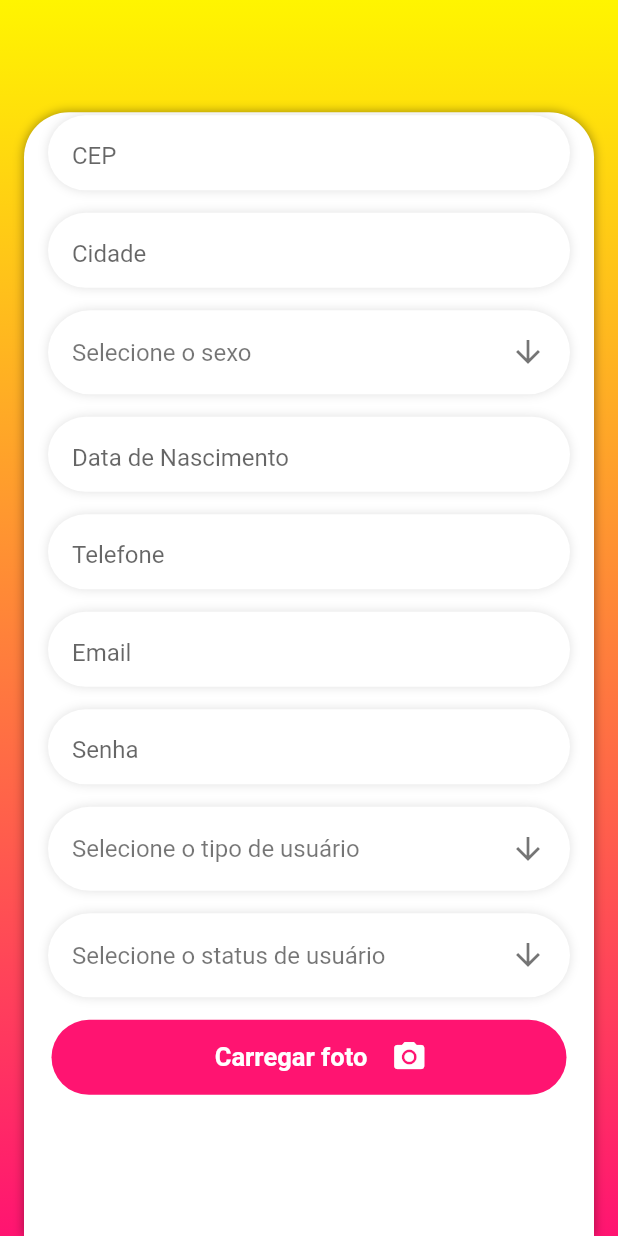
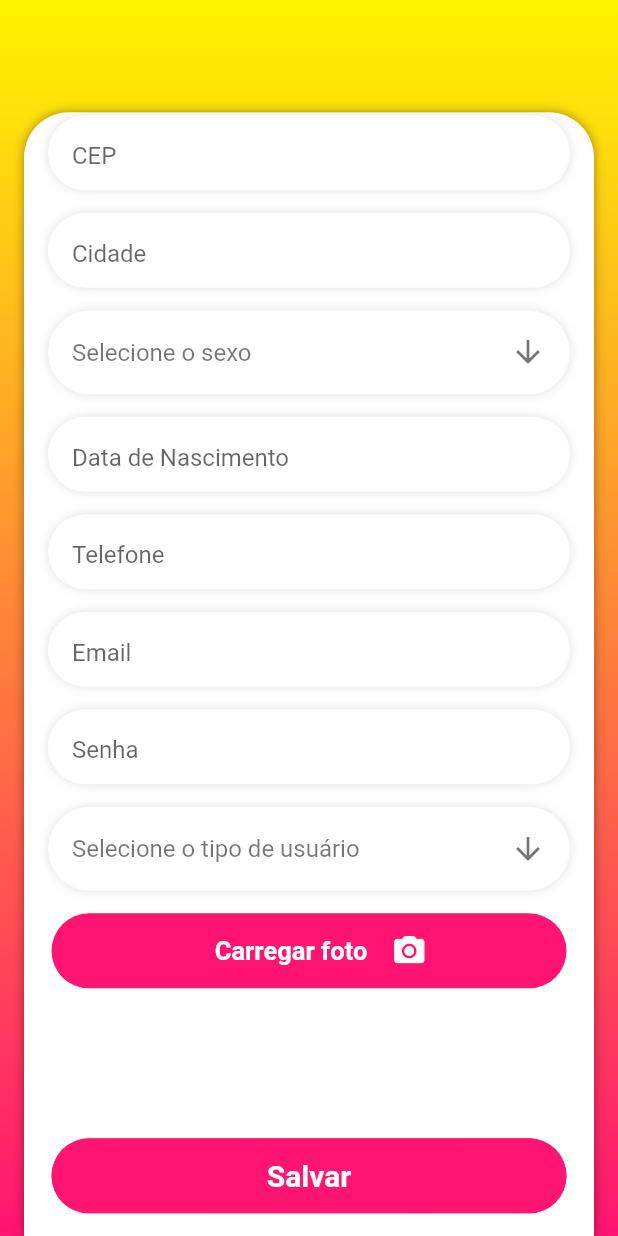
Before and after one commit to MatheusCocchi/helpets, a Flutter app: the CadastroUserWidget screen opened directly, scrolled down 479 dp, on a phone screen of 412 x 824 dp. Run offline on Flutter 3.47's test engine with Material 2 defaults, Android fonts, the phone set to English and light mode, and no system bars; our stand-ins replace geolocator, google_maps_flutter, image_picker, rflutter_alert, shared_preferences; missing offline and left inert: flutter_open_whatsapp; accounts and stored records are empty.

Commit message:
Adicionado metodo para cadatro de usuário;

```diff
--- a/lib/view/adocao_widget.dart
+++ b/lib/view/adocao_widget.dart
@@ -91,7 +91,7 @@
                               Container(
                                 margin: EdgeInsets.only(top: 15),
                                 child: TextFieldPadrao(
-                                    "Cidade", _controllerCidade),
+                                    "Cidade", _controllerCidade, TextInputType.text),
                               ),
                               Container(
                                 margin: EdgeInsets.only(top: 15),
@@ -182,7 +182,7 @@
                               ),
                               Container(
                                 margin: EdgeInsets.only(top: 15),
-                                child: TextFieldPadrao("Raça", _controllerRaca),
+                                child: TextFieldPadrao("Raça", _controllerRaca, TextInputType.text),
                               ),
                             ],
                           ),
--- a/lib/view/cadastroUser_widget.dart
+++ b/lib/view/cadastroUser_widget.dart
@@ -1,8 +1,14 @@
+import 'dart:convert';
+
 import 'package:flutter/material.dart';
+import 'package:helpets/model/usuario.dart';
 import 'package:helpets/utils/nav.dart';
+import 'package:helpets/utils/prefs.dart';
 import 'package:helpets/view/cadastroAnimal_widget.dart';
 import 'package:helpets/widgets/pink_button.dart';
 import 'package:helpets/widgets/text_field_padrao.dart';
+import 'package:http/http.dart' as http;
+import 'package:intl/intl.dart';
 
 class CadastroUserWidget extends StatefulWidget {
   @override
@@ -10,20 +16,29 @@
 }
 
 class _CadastroUserWidgetState extends State<CadastroUserWidget> {
-  TextEditingController _controllerNome;
-  TextEditingController _controllerEndereco;
-  TextEditingController _controllerNumero;
-  TextEditingController _controllerBairro;
-  TextEditingController _controllerCep;
-  TextEditingController _controllerCidade;
-  TextEditingController _controllerNascimento;
-  TextEditingController _controllerTelefone;
-  TextEditingController _controllerEmail;
-  TextEditingController _controllerSenha;
+  TextEditingController _controllerNome = new TextEditingController();
+  TextEditingController _controllerEndereco = new TextEditingController();
+  TextEditingController _controllerNumero = new TextEditingController();
+  TextEditingController _controllerBairro = new TextEditingController();
+  TextEditingController _controllerCep = new TextEditingController();
+  TextEditingController _controllerCidade = new TextEditingController();
+  TextEditingController _controllerIdade = new TextEditingController();
+  TextEditingController _controllerTelefone = new TextEditingController();
+  TextEditingController _controllerEmail = new TextEditingController();
+  TextEditingController _controllerSenha = new TextEditingController();
 
   String valueSexo = 'Selecione o sexo';
   String valueTipo = 'Selecione o tipo de usuário';
-  String valueStatus = 'Selecione o status de usuário';
+
+  String userJson = "";
+  Usuario user = new Usuario();
+
+  @override
+  void initState() {
+    // TODO: implement initState
+    super.initState();
+    Intl.defaultLocale = 'pt_BR';
+  }
 
   ///método "principal" responsável por construir a tela de cadastro de usuário
   @override
@@ -31,6 +46,81 @@
     return Scaffold(
       body: _stackGradient(context),
     );
+  }
+
+  void _showDialog(String title, String msg) {
+    showDialog(
+      context: context,
+      builder: (BuildContext context) {
+        // retorna um objeto do tipo Dialog
+        return AlertDialog(
+          title: new Text(title),
+          content: new Text(msg),
+          actions: <Widget>[
+            // define os botões na base do dialogo
+            new FlatButton(
+              child: new Text("OK"),
+              onPressed: () {
+                Navigator.of(context).pop();
+              },
+            ),
+          ],
+        );
+      },
+    );
+  }
+
+  inserirUsuario() {
+    if (_controllerEmail.text.toString().isEmpty ||
+        _controllerSenha.text.toString().isEmpty) {
+      _showDialog("Cadastro de Usuário", "Preencha todos os campos!");
+    } else {
+      DateTime now = DateTime.now();
+      String formattedDate = DateFormat('yyyy-MM-dd').format(now);
+
+      user.nome = _controllerNome.text.toString();
+      user.email = _controllerEmail.text.toString();
+      user.senha = _controllerSenha.text.toString();
+      user.endereco = _controllerEndereco.text.toString();
+      user.numero = int.parse(_controllerNumero.text.toString());
+      user.cep = _controllerCep.text.toString();
+      user.bairro = _controllerBairro.text.toString();
+      user.cidade = _controllerCidade.text.toString();
+      user.telefone = "55" + _controllerTelefone.text.toString();
+      user.sexo = valueSexo;
+      user.idade = int.parse(_controllerIdade.text.toString());
+      user.tipo = valueTipo;
+      user.datacad = formattedDate;
+      user.status = 1;
+
+      Map userMap = user.toMap();
+
+      userJson = json.encode(userMap);
+
+      print(userJson);
+
+      var url = 'http://192.168.5.10:3001/users/inUser?jUsuario=' + userJson;
+      http.get(url).then((value) {
+        print(value.body);
+        if (value.body == "") {
+          _showDialog("Cadastro de Usuário",
+              "Erro ao tentar inserir o usuário, tente novamente.");
+        } else {
+          String jValue = value.body;
+          Map mapValue = json.decode(jValue.toString());
+          if (mapValue["success"]) {
+            _showDialog("Cadastro de Usuário", "Usuário inserido com sucesso!");
+          } else {
+            _showDialog("Cadastro de Usuário",
+                "Erro ao tentar inserir o usuário, tente novamente.");
+          }
+        }
+      }).catchError((erro) {
+        print(erro);
+        _showDialog("Cadastro de Usuário",
+            "Ocorreu um erro inesperado, tente novamente.");
+      });
+    }
   }
 
   _stackGradient(BuildContext context) {
@@ -102,27 +192,33 @@
                 children: <Widget>[
                   Container(
                     margin: EdgeInsets.only(top: 15),
-                    child: TextFieldPadrao("Nome", _controllerNome),
+                    child: TextFieldPadrao(
+                        "Nome", _controllerNome, TextInputType.text),
                   ),
                   Container(
                     margin: EdgeInsets.only(top: 15),
-                    child: TextFieldPadrao("Endereço", _controllerEndereco),
+                    child: TextFieldPadrao(
+                        "Endereço", _controllerEndereco, TextInputType.text),
                   ),
                   Container(
                     margin: EdgeInsets.only(top: 15),
-                    child: TextFieldPadrao("Número", _controllerNumero),
+                    child: TextFieldPadrao(
+                        "Número", _controllerNumero, TextInputType.number),
                   ),
                   Container(
                     margin: EdgeInsets.only(top: 15),
-                    child: TextFieldPadrao("Bairro", _controllerBairro),
+                    child: TextFieldPadrao(
+                        "Bairro", _controllerBairro, TextInputType.text),
                   ),
                   Container(
                     margin: EdgeInsets.only(top: 15),
-                    child: TextFieldPadrao("CEP", _controllerCep),
+                    child: TextFieldPadrao(
+                        "CEP", _controllerCep, TextInputType.number),
                   ),
                   Container(
                     margin: EdgeInsets.only(top: 15),
-                    child: TextFieldPadrao("Cidade", _controllerCidade),
+                    child: TextFieldPadrao(
+                        "Cidade", _controllerCidade, TextInputType.text),
                   ),
                   Container(
                     margin: EdgeInsets.only(top: 15),
@@ -166,20 +262,23 @@
                   ),
                   Container(
                     margin: EdgeInsets.only(top: 15),
-                    child: TextFieldPadrao(
-                        "Data de Nascimento", _controllerNascimento),
+                    child: TextFieldPadrao("Data de Nascimento",
+                        _controllerIdade, TextInputType.number),
                   ),
                   Container(
                     margin: EdgeInsets.only(top: 15),
-                    child: TextFieldPadrao("Telefone", _controllerTelefone),
+                    child: TextFieldPadrao(
+                        "Telefone", _controllerTelefone, TextInputType.phone),
                   ),
                   Container(
                     margin: EdgeInsets.only(top: 15),
-                    child: TextFieldPadrao("Email", _controllerEmail),
+                    child: TextFieldPadrao(
+                        "Email", _controllerEmail, TextInputType.emailAddress),
                   ),
                   Container(
                     margin: EdgeInsets.only(top: 15),
-                    child: TextFieldPadrao("Senha", _controllerSenha),
+                    child: TextFieldPadrao(
+                        "Senha", _controllerSenha, TextInputType.text),
                   ),
                   Container(
                     margin: EdgeInsets.only(top: 15),
@@ -211,46 +310,6 @@
                         'Comum',
                         'Passeador',
                         'Cuidador',
-                      ].map<DropdownMenuItem<String>>((String value) {
-                        return DropdownMenuItem<String>(
-                          value: value,
-                          child: Text(
-                            value,
-                            style: TextStyle(color: Colors.black54),
-                          ),
-                        );
-                      }).toList(),
-                    ),
-                  ),
-                  Container(
-                    margin: EdgeInsets.only(top: 15),
-                    padding:
-                        EdgeInsets.only(top: 4, left: 16, right: 16, bottom: 4),
-                    decoration: BoxDecoration(
-                        borderRadius: BorderRadius.all(Radius.circular(50)),
-                        color: Colors.white,
-                        boxShadow: [
-                          BoxShadow(color: Colors.black12, blurRadius: 5)
-                        ]),
-                    child: DropdownButton<String>(
-                      value: valueStatus,
-                      icon: Icon(
-                        Icons.arrow_downward,
-                        color: Colors.black54,
-                      ),
-                      iconSize: 24,
-                      elevation: 16,
-                      isExpanded: true,
-                      underline: SizedBox(),
-                      onChanged: (String newValue) {
-                        setState(() {
-                          valueStatus = newValue;
-                        });
-                      },
-                      items: <String>[
-                        'Selecione o status de usuário',
-                        'Ativado',
-                        'Desativado',
                       ].map<DropdownMenuItem<String>>((String value) {
                         return DropdownMenuItem<String>(
                           value: value,
@@ -303,7 +362,7 @@
                     child: PinkButton(
                       "Salvar",
                       () {
-                        push(context, CadastroAnimalWidget());
+                        inserirUsuario();
                       },
                     ),
                   ),
--- a/lib/view/cuidadores_widget.dart
+++ b/lib/view/cuidadores_widget.dart
@@ -89,7 +89,7 @@
                               Container(
                                 margin: EdgeInsets.only(top: 15),
                                 child: TextFieldPadrao(
-                                    "Cidade", _controllerCidade),
+                                    "Cidade", _controllerCidade, TextInputType.text),
                               ),
                               Container(
                                 margin: EdgeInsets.only(top: 15),
--- a/lib/view/passeadores_widget.dart
+++ b/lib/view/passeadores_widget.dart
@@ -90,7 +90,7 @@
                               Container(
                                 margin: EdgeInsets.only(top: 15),
                                 child: TextFieldPadrao(
-                                    "Cidade", _controllerCidade),
+                                    "Cidade", _controllerCidade, TextInputType.text),
                               ),
                               Container(
                                 margin: EdgeInsets.only(top: 15),
--- a/lib/widgets/text_field_padrao.dart
+++ b/lib/widgets/text_field_padrao.dart
@@ -3,8 +3,9 @@
 class TextFieldPadrao extends StatelessWidget {
   String hint;
   TextEditingController _controller;
+  TextInputType inputType;
 
-  TextFieldPadrao(this.hint, this._controller);
+  TextFieldPadrao(this.hint, this._controller, this.inputType);
 
   @override
   Widget build(BuildContext context) {
@@ -17,6 +18,7 @@
           boxShadow: [BoxShadow(color: Colors.black12, blurRadius: 5)]),
       child: TextField(
         decoration: InputDecoration(border: InputBorder.none, hintText: hint),
+        keyboardType: inputType,
         controller: _controller,
       ),
     );
--- a/pubspec.yaml
+++ b/pubspec.yaml
@@ -29,6 +29,7 @@
   image_picker: ^0.6.7+2
   http: ^0.12.1
   shared_preferences: ^0.5.7+3
+  intl: ^0.16.1
 
 
 dev_dependencies:
```
Also changed, not shown: lib/view/cadastroAnimal_widget.dart (+7 -7 lines), lib/view/login_widget.dart (+6 -4 lines), lib/view/recuperarSenha_widget.dart (+6 -5 lines), lib/widgets/drawer_default.dart (+41 -6 lines).
